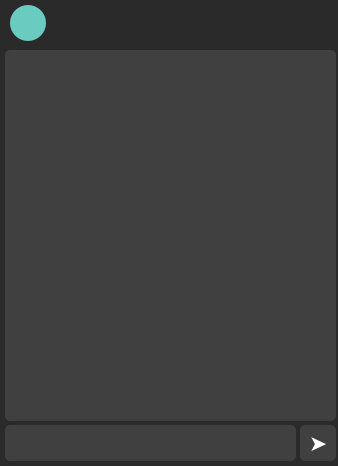
Qt form chat/chat.ui (b0shka/selling_apps) before a commit.
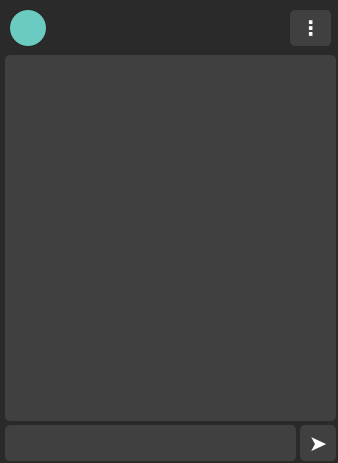
The same form after that commit.

The edit to the form file:
```diff
--- a/chat/chat.ui
+++ b/chat/chat.ui
@@ -7,9 +7,21 @@
     <x>0</x>
     <y>0</y>
     <width>338</width>
-    <height>466</height>
+    <height>463</height>
    </rect>
   </property>
+  <property name="minimumSize">
+   <size>
+    <width>338</width>
+    <height>463</height>
+   </size>
+  </property>
+  <property name="maximumSize">
+   <size>
+    <width>338</width>
+    <height>463</height>
+   </size>
+  </property>
   <property name="windowTitle">
    <string>Dialog</string>
   </property>
@@ -39,7 +51,7 @@
    <property name="geometry">
     <rect>
      <x>60</x>
-     <y>15</y>
+     <y>20</y>
      <width>191</width>
      <height>21</height>
     </rect>
@@ -96,9 +108,9 @@
    <property name="geometry">
     <rect>
      <x>5</x>
-     <y>50</y>
+     <y>55</y>
      <width>331</width>
-     <height>371</height>
+     <height>366</height>
     </rect>
    </property>
    <property name="font">
@@ -127,7 +139,7 @@
    <property name="geometry">
     <rect>
      <x>10</x>
-     <y>5</y>
+     <y>10</y>
      <width>36</width>
      <height>36</height>
     </rect>
@@ -157,6 +169,40 @@
     <string/>
    </property>
   </widget>
+  <widget class="QPushButton" name="pushButton_3">
+   <property name="geometry">
+    <rect>
+     <x>290</x>
+     <y>10</y>
+     <width>41</width>
+     <height>36</height>
+    </rect>
+   </property>
+   <property name="font">
+    <font>
+     <pointsize>-1</pointsize>
+     <weight>75</weight>
+     <italic>false</italic>
+     <bold>true</bold>
+    </font>
+   </property>
+   <property name="styleSheet">
+    <string notr="true">QPushButton {
+	padding: 2px;
+	font-size: 20px;
+	height: 28px;
+	color: white;
+	background-color: #404040;
+	border-radius: 5px;
+}
+QPushButton::hover {
+	background-color: #949494;
+}</string>
+   </property>
+   <property name="text">
+    <string>⋮</string>
+   </property>
+  </widget>
  </widget>
  <resources/>
  <connections/>
```
